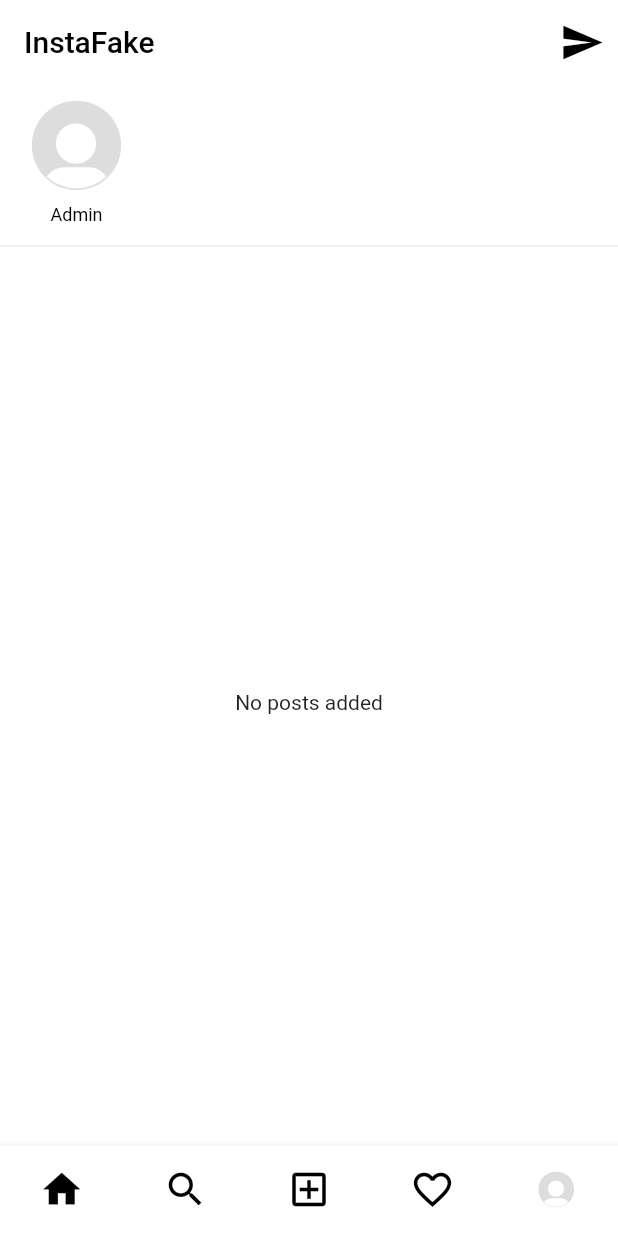
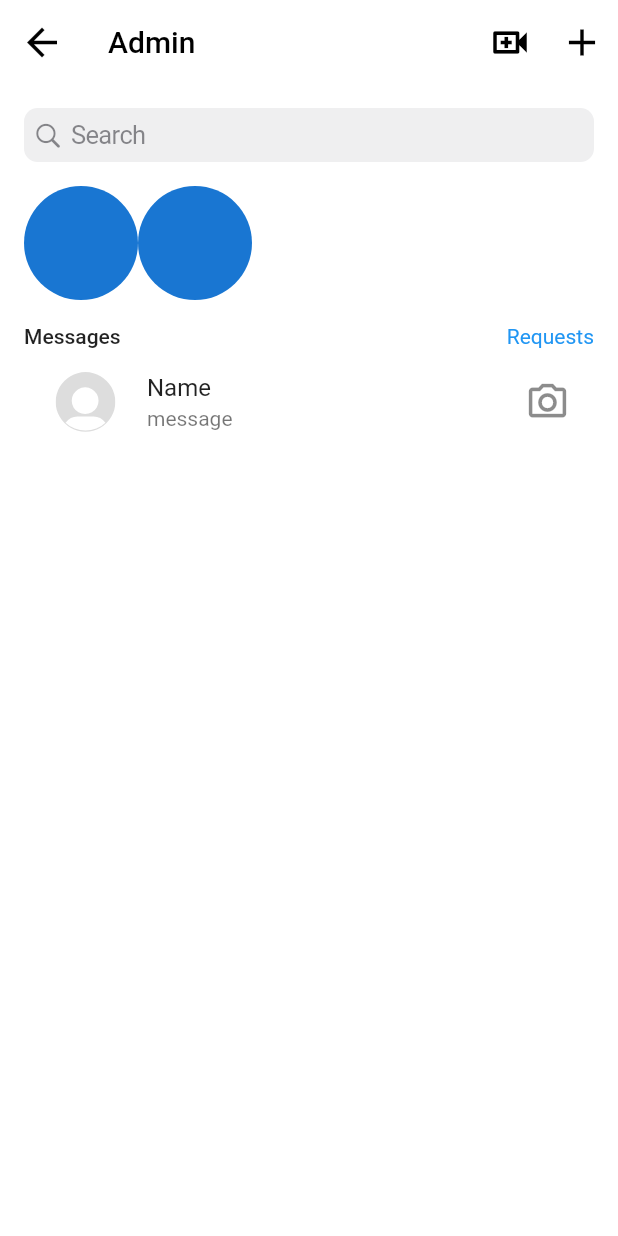
Before and after one commit to VyacheslavBukach/InstaFake, a Flutter app: the screen it shows after launch, after a tap on the "send" icon, on a phone screen of 412 x 824 dp. Run offline on Flutter 3.47's test engine with Material 2 defaults, Android fonts, the phone set to English and light mode, and no system bars; our stand-ins replace flutter_svg, get, hive, hive_flutter, image_picker; missing offline and left inert: story; accounts and stored records are empty.

Commit message:
Add direct screen

```diff
--- /dev/null
+++ b/lib/presentation/screens/direct_screen.dart
@@ -0,0 +1,80 @@
+import 'package:flutter/cupertino.dart';
+import 'package:flutter/material.dart';
+import 'package:get/get.dart';
+
+import '../controllers/users_controller.dart';
+import '../widgets/avatar_widget.dart';
+
+class DirectScreen extends GetView<UsersController> {
+  const DirectScreen({super.key});
+
+  @override
+  Widget build(BuildContext context) {
+    return Scaffold(
+      appBar: AppBar(
+        title: Text(controller.adminUser().username),
+        actions: [
+          IconButton(
+            onPressed: () {},
+            icon: const Icon(Icons.video_call_outlined),
+          ),
+          IconButton(
+            onPressed: () {},
+            icon: const Icon(Icons.add),
+          ),
+        ],
+      ),
+      body: Container(
+        padding: const EdgeInsets.only(
+          top: 16,
+          left: 16,
+          right: 16,
+        ),
+        child: Column(
+          children: [
+            const CupertinoSearchTextField(enabled: false),
+            Padding(
+              padding: const EdgeInsets.symmetric(vertical: 16),
+              child: Row(
+                children: [
+                  CircleAvatar(radius: 38),
+                  CircleAvatar(radius: 38),
+                ],
+              ),
+            ),
+            Row(
+              mainAxisAlignment: MainAxisAlignment.spaceBetween,
+              children: [
+                Text(
+                  'Messages',
+                  style: Get.textTheme.bodyLarge,
+                ),
+                Text(
+                  'Requests',
+                  style: TextStyle(
+                    color: Get.theme.colorScheme.primary,
+                  ),
+                ),
+              ],
+            ),
+            Expanded(
+              child: ListView.builder(
+                itemCount: controller.users().length,
+                itemBuilder: (ctx, i) => ListTile(
+                  leading: AvatarWidget(
+                    avatar: controller.users()[i].avatar,
+                    hasStory: controller.users()[i].storyList.isNotEmpty,
+                    radius: 20,
+                  ),
+                  title: Text(controller.users()[i].name),
+                  subtitle: Text('message'),
+                  trailing: const Icon(Icons.photo_camera_outlined),
+                ),
+              ),
+            ),
+          ],
+        ),
+      ),
+    );
+  }
+}
--- a/lib/presentation/screens/edit_profile_screen.dart
+++ b/lib/presentation/screens/edit_profile_screen.dart
@@ -30,9 +30,9 @@ class EditProfileScreen extends GetView<EditProfileController> {
                 controller.saveProfile();
                 Get.back();
               },
-              icon: const Icon(
+              icon: Icon(
                 Icons.done,
-                color: Colors.blue,
+                color: Theme.of(context).colorScheme.primary,
               ),
             ),
           ],
--- a/lib/presentation/screens/home_screen.dart
+++ b/lib/presentation/screens/home_screen.dart
@@ -1,5 +1,6 @@
 import 'package:flutter/material.dart';
 import 'package:get/get.dart';
+import 'package:insta_fake/utils/app_navigation.dart';
 
 import '../widgets/news_feed.dart';
 import '../widgets/stories_feed.dart';
@@ -22,7 +23,9 @@ class _HomeScreenState extends State<HomeScreen>
         title: Text('app_name'.tr),
         actions: [
           IconButton(
-            onPressed: () {},
+            onPressed: () {
+              Get.toNamed(AppRoutes.direct);
+            },
             icon: const Icon(Icons.send),
           ),
         ],
--- a/lib/utils/app_navigation.dart
+++ b/lib/utils/app_navigation.dart
@@ -3,6 +3,7 @@ import 'package:get/get.dart';
 import '../presentation/bindings/edit_profile_binding.dart';
 import '../presentation/bindings/main_binding.dart';
 import '../presentation/bindings/story_editor_binding.dart';
+import '../presentation/screens/direct_screen.dart';
 import '../presentation/screens/edit_profile_screen.dart';
 import '../presentation/screens/main_screen.dart';
 import '../presentation/screens/story_editor_screen.dart';
@@ -15,6 +16,7 @@ class AppRoutes {
   static const editProfile = '/edit-profile';
   static const storyEditor = '/story-editor';
   static const userEditor = '/user-editor';
+  static const direct = '/direct';
 }
 
 class AppPages {
@@ -41,5 +43,9 @@ class AppPages {
       name: AppRoutes.userEditor,
       page: () => const UserEditorScreen(),
     ),
+    GetPage(
+      name: AppRoutes.direct,
+      page: () => const DirectScreen(),
+    ),
   ];
 }
```
